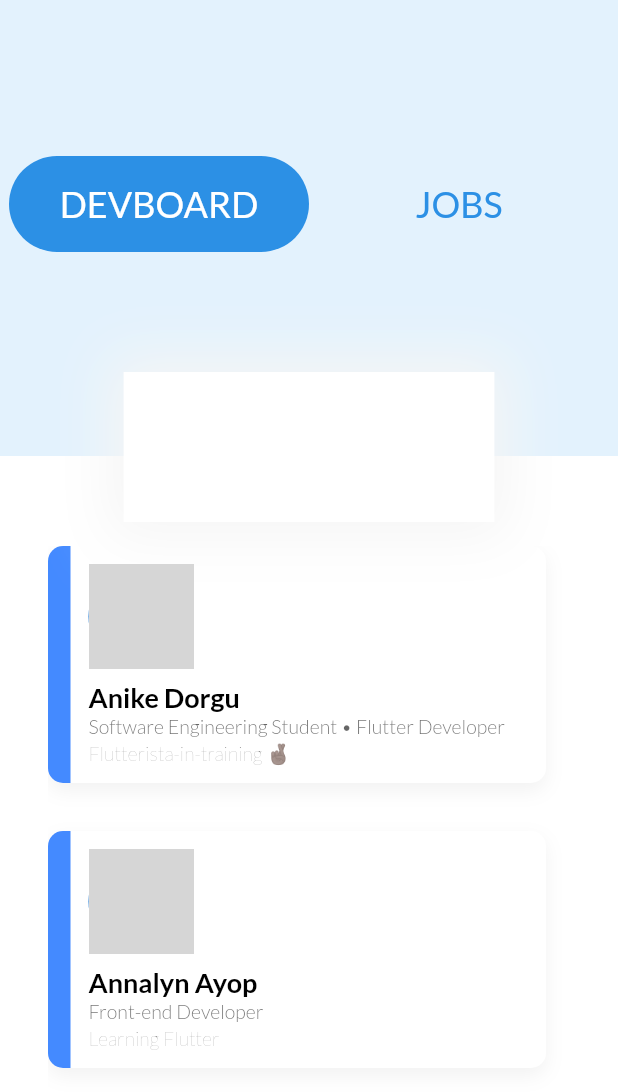
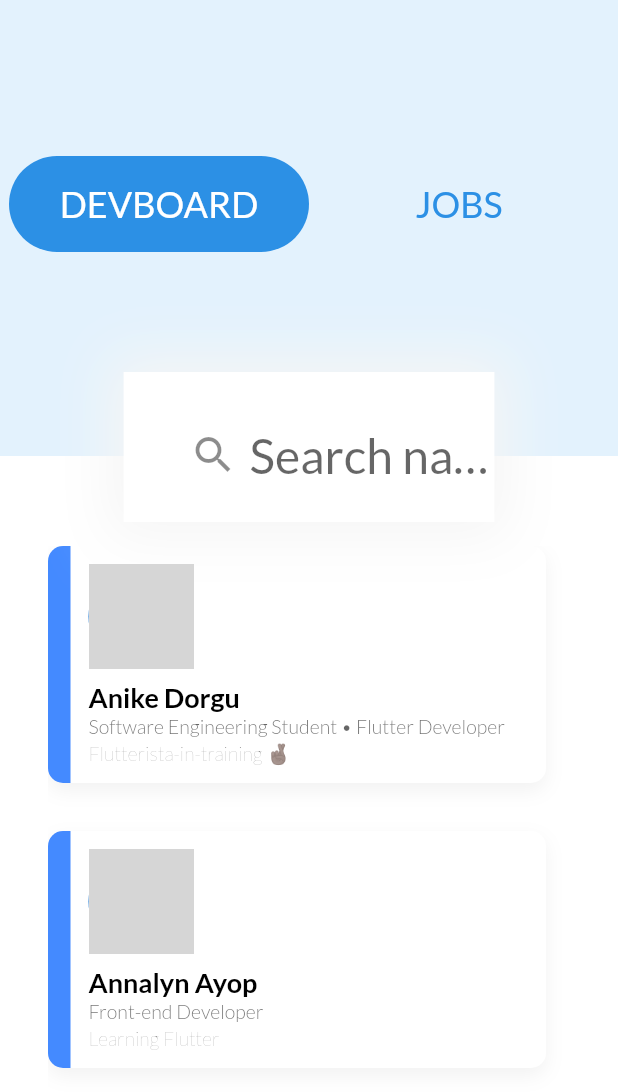
Before and after one commit to flutterph/devs, a Flutter app: the screen it shows after launch, on a phone screen of 412 x 824 dp, the part 144-1236 px from its top. Run offline on Flutter 3.47's test engine with Material 2 defaults, Android fonts, the phone set to English and light mode, and no system bars; our stand-ins replace font_awesome_flutter, google_fonts; network calls fail; grey boxes are pictures that could not be loaded.

Commit message:
feat: Add search bar

```diff
--- a/lib/core/widgets/components/search_bar.dart
+++ b/lib/core/widgets/components/search_bar.dart
@@ -23,7 +23,28 @@ class _SearchBarState extends State<SearchBar> {
           ),
         ],
       ),
-      child: Container(),
+      child: Container(
+        margin: const EdgeInsets.only(
+          left: 36,
+          top: 24,
+        ),
+        child: TextField(
+          style: TextStyle(
+            fontSize: 32,
+          ),
+          decoration: InputDecoration(
+            border: InputBorder.none,
+            hintText: 'Search name, Github usernames...',
+            hintStyle: TextStyle(
+              fontSize: 32,
+            ),
+            prefixIcon: Icon(
+              Icons.search,
+              size: 32.0,
+            ),
+          ),
+        ),
+      ),
     );
   }
 }
```
Also changed, not shown: pubspec.lock.
